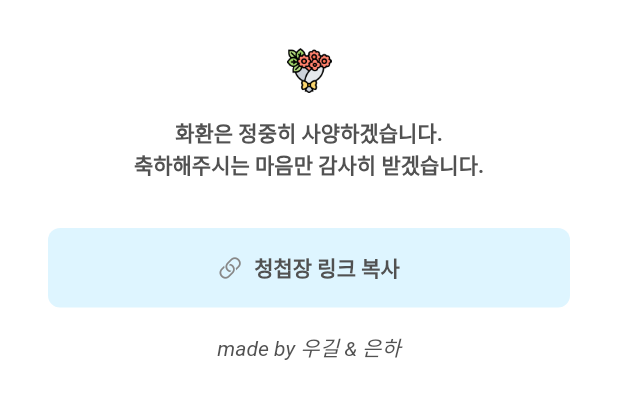
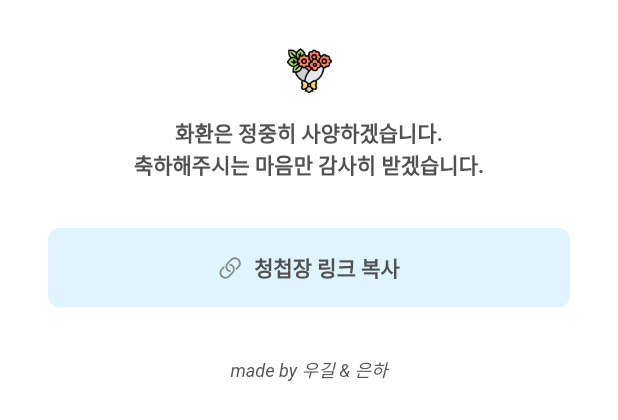
Before and after one commit to leewoooo/wedding, a Flutter app: the Footer widget shown alone on an empty page, opened directly, on a phone screen of 412 x 824 dp. Shown: the top 420 px of the screen. Run offline on Flutter 3.47's test engine with Material 3 defaults, Android fonts, the phone set to English and light mode, and no system bars; our stand-ins replace table_calendar; Roboto replaces fonts that are missing (NanumMyeongjo).

Commit message:
🔨 Update : container padding

```diff
--- a/lib/components/footer.dart
+++ b/lib/components/footer.dart
@@ -11,10 +11,7 @@ class Footer extends StatelessWidget {
   Widget build(BuildContext context) {
     return Container(
       color: Colors.white,
-      padding: const EdgeInsets.symmetric(
-        vertical: 32.0,
-        horizontal: 32.0,
-      ),
+      padding: const EdgeInsets.all(32.0),
       child: Column(
         crossAxisAlignment: CrossAxisAlignment.stretch,
         children: [
@@ -81,12 +78,13 @@ class Footer extends StatelessWidget {
               ],
             ),
           ),
-          Gap.h16,
+          Gap.h32,
           const Text(
             'made by 우길 & 은하',
             textAlign: TextAlign.center,
             style: TextStyle(
               fontStyle: FontStyle.italic,
+              fontSize: 12.0,
             ),
           ),
           Gap.h32,
```
Also changed, not shown: lib/components/header.dart (+1 -6 lines).
